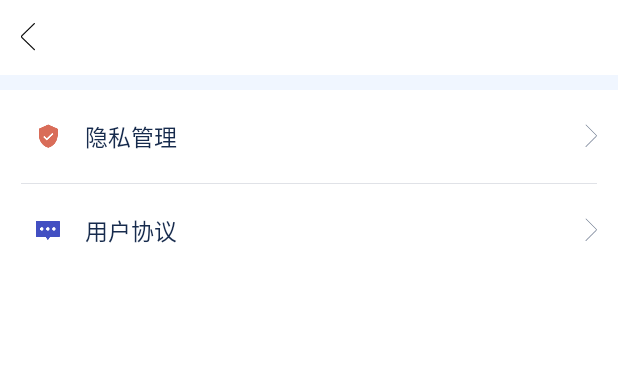
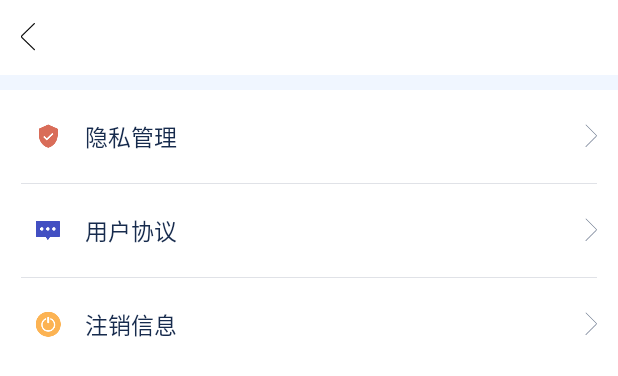
Before and after one commit to weijiaqi/MerchantDrifting, an Android app: the layout activity_set_up.xml on its own in the app's theme, with its tools: preview values and no code run, on a phone screen of 412 x 824 dp. Shown: the top 376 px of the screen. Run offline under Robolectric (Android 15) with nearby library versions, the phone set to English and light mode, and no system bars; plain views replace ShapeTextView; Roboto replaces fonts that are not available here.

Commit message:
bug修复

```diff
--- a/app/src/main/java/com/merchant/drifting/WebUrlConstant.java
+++ b/app/src/main/java/com/merchant/drifting/WebUrlConstant.java
@@ -6,5 +6,6 @@ import com.merchant.drifting.app.api.Api;
 public class WebUrlConstant {
     public static final String USER_LICENSE = Api.WEB_BASEURL+"agreement";  //用户注册协议
     public static final String USER_PRIVACY = Api.WEB_BASEURL+"privacy";  //隐私协议
-    public static final String USER_PURCHASE=Api.WEB_BASEURL+"purchase";  //购买须知
+    public static final String USER_SHOP_AGREEMENT=Api.WEB_BASEURL+"shopAgreement";  //开店协议
+
 }
--- a/app/src/main/java/com/merchant/drifting/app/api/Api.java
+++ b/app/src/main/java/com/merchant/drifting/app/api/Api.java
@@ -11,6 +11,6 @@ public class Api {
 
     public static String WEB_BASEURL = "https://metadrift.metapeza.com/";//WEB页面基本地址
 
-    public static String WEB_LINECHART_BASEURL = "https://metadrift.metapeza.com/chart/LineChart.html";
+    public static String WEB_LINECHART_BASEURL = WEB_BASEURL+"chart/LineChart.html";
 
 }
--- a/app/src/main/java/com/merchant/drifting/mvp/ui/activity/web/ShowWebViewActivity.java
+++ b/app/src/main/java/com/merchant/drifting/mvp/ui/activity/web/ShowWebViewActivity.java
@@ -4,6 +4,7 @@ package com.merchant.drifting.mvp.ui.activity.web;
 
 import static com.merchant.drifting.WebUrlConstant.USER_LICENSE;
 import static com.merchant.drifting.WebUrlConstant.USER_PRIVACY;
+import static com.merchant.drifting.WebUrlConstant.USER_SHOP_AGREEMENT;
 
 import android.app.Activity;
 import android.content.Context;
@@ -103,6 +104,10 @@ public class ShowWebViewActivity extends BaseActivity implements WebLoadingListe
                 mTvTitle.setText("用户协议");
                 mWebView.loadUrl(USER_LICENSE);
                 break;
+            case 3:
+                mTvTitle.setText("开店协议");
+                mWebView.loadUrl(USER_SHOP_AGREEMENT);
+                break;
         }
     }
 
--- a/app/src/main/java/com/merchant/drifting/mvp/ui/dialog/VerificationDialog.java
+++ b/app/src/main/java/com/merchant/drifting/mvp/ui/dialog/VerificationDialog.java
@@ -60,7 +60,7 @@ public class VerificationDialog extends BaseDialog implements View.OnClickListen
         mTvTitle.setText(writeOffEntity.getSku_name());
         mTvDesc.setText(writeOffEntity.getIntro());
         mTvPrice.setText("¥" + writeOffEntity.getPrice());
-        GlideUtil.create().loadNormalPic(context,writeOffEntity.getImage(),mIvPic);
+        GlideUtil.create().loadNormalPic(context, writeOffEntity.getImage(), mIvPic);
     }
 
 
@@ -74,7 +74,9 @@ public class VerificationDialog extends BaseDialog implements View.OnClickListen
         switch (view.getId()) {
             case R.id.tv_cofim:
                 dismiss();
-
+                if (onClickCallback != null) {
+                    onClickCallback.onClickType(SELECT_FINISH);
+                }
                 break;
         }
     }
--- a/app/src/main/res/layout/activity_open_shop.xml
+++ b/app/src/main/res/layout/activity_open_shop.xml
@@ -426,7 +426,6 @@
                     android:id="@+id/ck_protocol"
                     android:layout_width="wrap_content"
                     android:layout_height="wrap_content"
-
                     android:background="@color/transparent"
                     android:button="@drawable/selector_protocol"
                     android:textColor="@color/white"
--- a/app/src/main/res/layout/activity_set_up.xml
+++ b/app/src/main/res/layout/activity_set_up.xml
@@ -1,5 +1,5 @@
 <?xml version="1.0" encoding="utf-8"?>
-<LinearLayout xmlns:android="http://schemas.android.com/apk/res/android"
+<RelativeLayout xmlns:android="http://schemas.android.com/apk/res/android"
     xmlns:app="http://schemas.android.com/apk/res-auto"
     android:layout_width="match_parent"
     android:layout_height="match_parent"
@@ -8,6 +8,13 @@
     android:orientation="vertical">
 
     <include layout="@layout/include_title" />
+
+
+    <LinearLayout
+        android:layout_width="match_parent"
+        android:layout_height="wrap_content"
+        android:layout_below="@+id/toolbar"
+        android:orientation="vertical">
 
         <TextView
             android:layout_width="match_parent"
@@ -76,9 +83,41 @@
                 android:src="@drawable/iv_gray_back" />
         </RelativeLayout>
 
+        <View
+            android:layout_width="match_parent"
+            android:layout_height="0.4dp"
+            android:layout_marginHorizontal="14dp"
+            android:background="@color/color_4d_97" />
+
+
+        <RelativeLayout
+            android:id="@+id/rl_log_out"
+            android:layout_width="match_parent"
+            android:layout_height="wrap_content"
+            android:paddingVertical="19dp"
+            android:paddingStart="24dp"
+            android:paddingEnd="14dp">
+
+            <TextView
+                android:layout_width="wrap_content"
+                android:layout_height="wrap_content"
+                android:layout_centerVertical="true"
+                android:drawableLeft="@drawable/log_out"
+                android:drawablePadding="16dp"
+                android:text="注销信息"
+                android:textColor="@color/color_17"
+                android:textSize="15sp" />
+
+
+            <ImageView
+                android:layout_width="wrap_content"
+                android:layout_height="wrap_content"
+                android:layout_alignParentEnd="true"
+                android:layout_centerVertical="true"
+                android:src="@drawable/iv_gray_back" />
+        </RelativeLayout>
 
         <com.hjq.shape.view.ShapeTextView
-        android:visibility="gone"
             android:layout_width="match_parent"
             android:layout_height="38dp"
             android:layout_marginHorizontal="46dp"
@@ -86,6 +125,7 @@
             android:gravity="center"
             android:text="切换店铺"
             android:textColor="@color/white"
+            android:visibility="gone"
             app:shape_radius="100dp"
             app:shape_solidColor="@color/color_d4" />
 
@@ -104,4 +144,20 @@
             app:shape_radius="100dp"
             app:shape_startColor="@color/color_f9" />
 
+
     </LinearLayout>
+
+
+    <TextView
+        android:id="@+id/tv_version_code"
+        android:layout_width="wrap_content"
+        android:layout_height="wrap_content"
+        android:layout_alignParentBottom="true"
+        android:layout_centerHorizontal="true"
+        android:layout_gravity="center_horizontal"
+        android:layout_marginBottom="50dp"
+        android:text=""
+        android:textColor="@color/color_66"
+        android:textSize="12sp" />
+
+</RelativeLayout>
--- a/app/src/main/res/values/colors.xml
+++ b/app/src/main/res/values/colors.xml
@@ -73,4 +73,6 @@
     <color name="result_point_color">#C0FFFF00</color>
 
     <color name="color_black_99000000">#99000000</color><!-- #000000 60% -->
+
+    <color name="color_66">#666666</color>
 </resources>
--- a/config.gradle
+++ b/config.gradle
@@ -5,7 +5,7 @@ ext {
             minSdkVersion    : 23,
             targetSdkVersion : 28,
             versionCode      : 1,
-            versionName      : "1.0"
+            versionName      : "1.0.0"
     ]
 
     version = [
```
Also changed, not shown: app/src/main/java/com/merchant/drifting/app/api/ApiService.java (+8 -0 lines), app/src/main/java/com/merchant/drifting/mvp/ui/activity/user/OpenShopActivity.java (+11 -2 lines), app/src/main/java/com/merchant/drifting/mvp/ui/activity/user/SetUpActivity.java (+33 -3 lines), app/src/main/java/com/merchant/drifting/mvp/ui/dialog/LogOutDialog.java (added, +72 -0 lines), app/src/main/java/com/merchant/drifting/mvp/ui/fragment/IndexFragment.java (+8 -2 lines), app/src/main/java/com/merchant/drifting/util/AppUtil.java (+16 -1 lines), app/src/main/java/com/merchant/drifting/util/request/RequestUtil.java (+34 -0 lines), app/src/main/res/layout/dialog_log_out.xml (added, +88 -0 lines), app/src/main/res/drawable-xxhdpi/log_out.png (added), 3 other files. Lines whose indentation alone changed are shown as unchanged.
